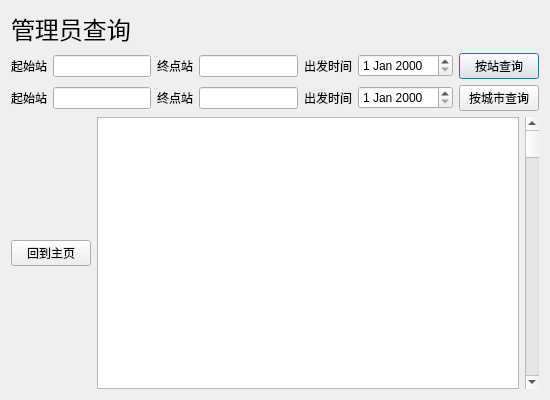
First picture: the form in UI/adminsearch.ui, repository New-bottle/train-ticket-system, before the edit.
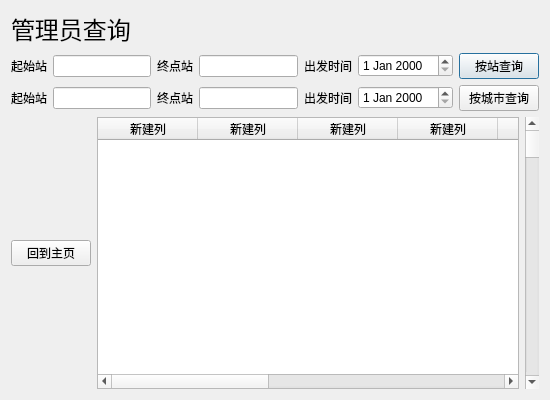
Second picture: the form after the edit.

```diff
--- a/UI/adminsearch.ui
+++ b/UI/adminsearch.ui
@@ -123,7 +123,58 @@
       </layout>
      </item>
      <item>
-      <widget class="QTableWidget" name="tableWidget"/>
+      <widget class="QTableWidget" name="tableWidget">
+       <column>
+        <property name="text">
+         <string>新建列</string>
+        </property>
+       </column>
+       <column>
+        <property name="text">
+         <string>新建列</string>
+        </property>
+       </column>
+       <column>
+        <property name="text">
+         <string>新建列</string>
+        </property>
+       </column>
+       <column>
+        <property name="text">
+         <string>新建列</string>
+        </property>
+       </column>
+       <column>
+        <property name="text">
+         <string>新建列</string>
+        </property>
+       </column>
+       <column>
+        <property name="text">
+         <string>新建列</string>
+        </property>
+       </column>
+       <column>
+        <property name="text">
+         <string>新建列</string>
+        </property>
+       </column>
+       <column>
+        <property name="text">
+         <string>新建列</string>
+        </property>
+       </column>
+       <column>
+        <property name="text">
+         <string>新建列</string>
+        </property>
+       </column>
+       <column>
+        <property name="text">
+         <string>新建列</string>
+        </property>
+       </column>
+      </widget>
      </item>
      <item>
       <widget class="QScrollBar" name="verticalScrollBar">
```
